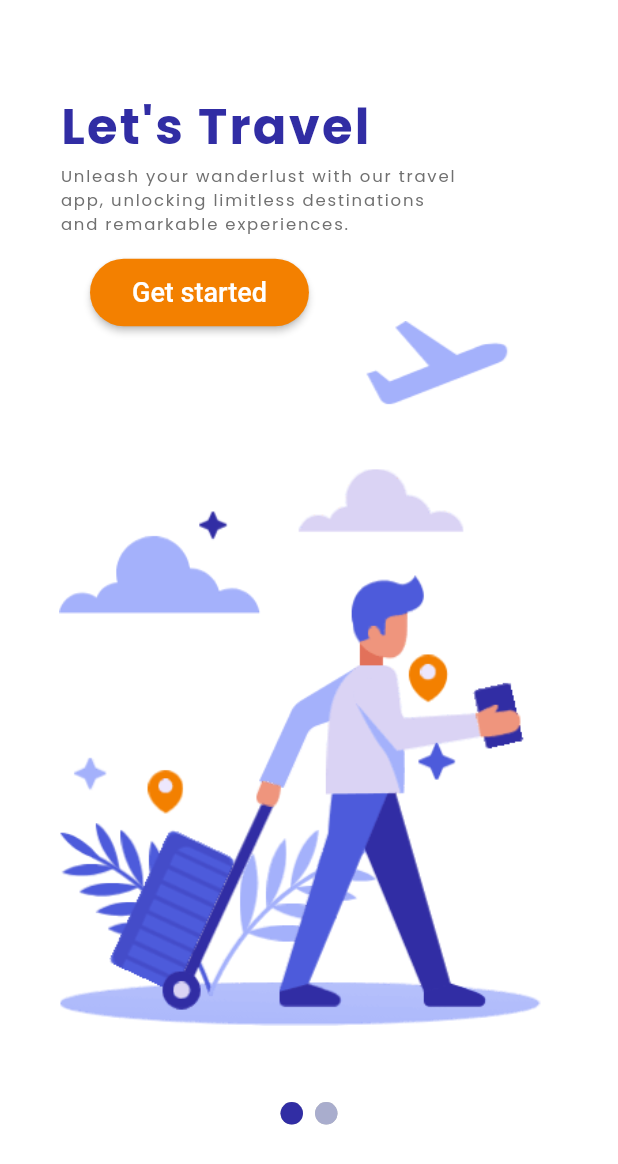
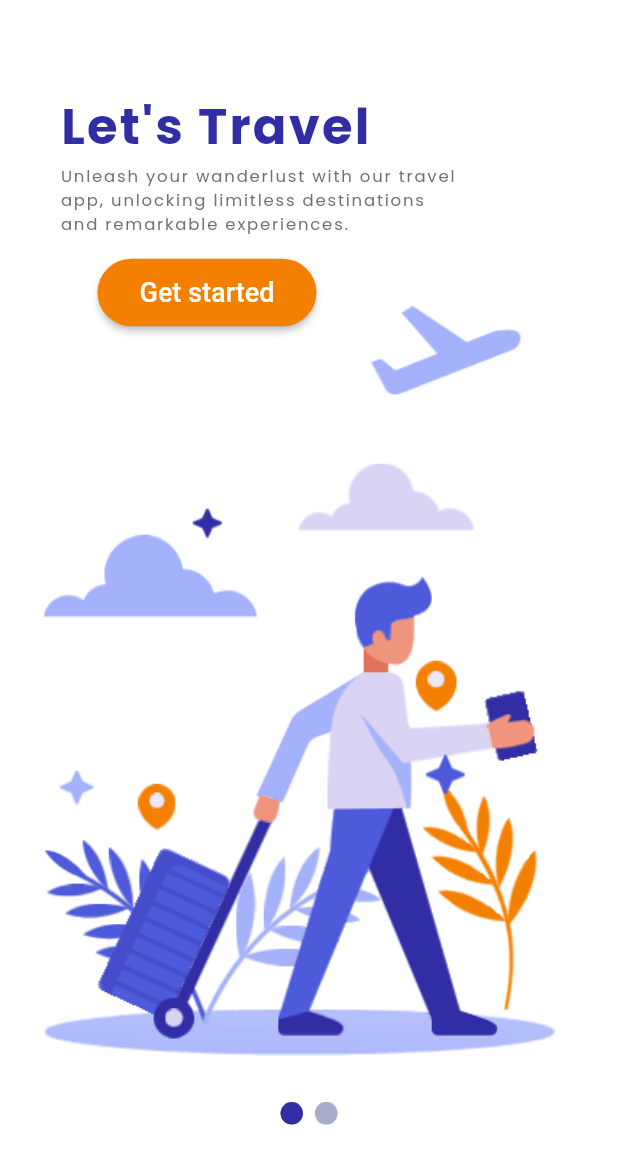
Before and after one commit to Wenster007/DreamTours-Travel-App, a Flutter app: the screen it shows after launch, after a tap on "Get started", on a phone screen of 412 x 824 dp. Shown: the top 1164 px of the screen. Run offline on Flutter 3.47's test engine with Material 2 defaults, Android fonts, the light colour scheme and no system bars; our stand-ins replace google_fonts.

Commit message:
created second welcome_screen_2_content.dart

```diff
--- a/lib/main.dart
+++ b/lib/main.dart
@@ -11,6 +11,7 @@ class MyApp extends StatelessWidget {
   @override
   Widget build(BuildContext context) {
     return const MaterialApp(
+      debugShowCheckedModeBanner: false,
       home: WelcomeScreen(),
     );
   }
--- a/lib/widgets/welcome_screen1_content.dart
+++ b/lib/widgets/welcome_screen1_content.dart
@@ -2,7 +2,6 @@ import 'package:flutter/material.dart';
 import 'package:google_fonts/google_fonts.dart';
 
 import '../constants/constant.dart';
-
 
 class WelcomeScreen1Content extends StatelessWidget {
   const WelcomeScreen1Content({Key? key}) : super(key: key);
@@ -44,17 +43,18 @@ class WelcomeScreen1Content extends StatelessWidget {
                 ),
                 Row(children: [
                   const SizedBox(
-                    width: 20,
+                    width: 25,
                   ),
                   MaterialButton(
-                    onPressed: () {},
+                    onPressed: () {
+                      //on get Started click button.
+                    },
                     color: const Color(0xFFF38000),
                     textColor: Colors.white,
                     padding: const EdgeInsets.symmetric(
                         vertical: 12, horizontal: 28),
                     shape: const RoundedRectangleBorder(
-                      borderRadius:
-                      BorderRadius.all(Radius.circular(30)),
+                      borderRadius: BorderRadius.all(Radius.circular(30)),
                     ),
                     child: const Text(
                       "Get started",
@@ -65,15 +65,17 @@ class WelcomeScreen1Content extends StatelessWidget {
               ],
             ),
           ),
+          Positioned( bottom: 150, right: 25, child: Image.asset("assets/images/welcome1/yellowleaf.png")),
           Positioned(
-              bottom: 140,
+              bottom: 120,
               left: -50,
               child: Image.asset(
                 "assets/images/welcome1/welcome1.png",
                 width: 500,
-                height: 470,
+                height: 500,
                 fit: BoxFit.contain,
               )),
+
         ]),
       ),
     );
--- a/lib/widgets/welcome_screen_2_content.dart
+++ b/lib/widgets/welcome_screen_2_content.dart
@@ -1,10 +1,83 @@
 import 'package:flutter/material.dart';
+import 'package:google_fonts/google_fonts.dart';
+
+import '../constants/constant.dart';
 
 class WelcomeScreen2Content extends StatelessWidget {
   const WelcomeScreen2Content({Key? key}) : super(key: key);
 
   @override
   Widget build(BuildContext context) {
-    return const Scaffold();
+    return SafeArea(
+      child: Container(
+        color: Colors.white,
+        child: Stack(children: [
+          Container(
+            padding: const EdgeInsets.only(left: 40),
+            width: 304,
+            child: Column(
+              crossAxisAlignment: CrossAxisAlignment.start,
+              children: [
+                const SizedBox(
+                  height: 60,
+                ),
+                Text(
+                  "Let's Travel",
+                  style: GoogleFonts.poppins(
+                    fontSize: 33,
+                    color: kPrimaryColor,
+                    fontWeight: FontWeight.w700,
+                    letterSpacing: 1.5,
+                  ),
+                ),
+                Text(
+                  "Unleash your wanderlust with our travel app, unlocking limitless destinations and remarkable experiences.",
+                  style: GoogleFonts.poppins(
+                    fontSize: 11,
+                    color: const Color(0xFF707070),
+                    letterSpacing: 1.2,
+                  ),
+                ),
+                const SizedBox(
+                  height: 14,
+                ),
+                Row(children: [
+                  const SizedBox(
+                    width: 25,
+                  ),
+                  MaterialButton(
+                    onPressed: () {
+                      //on get Started click button.
+                    },
+                    color: const Color(0xFFF38000),
+                    textColor: Colors.white,
+                    padding: const EdgeInsets.symmetric(
+                        vertical: 12, horizontal: 28),
+                    shape: const RoundedRectangleBorder(
+                      borderRadius: BorderRadius.all(Radius.circular(30)),
+                    ),
+                    child: const Text(
+                      "Get started",
+                      style: TextStyle(fontSize: 18),
+                    ),
+                  ),
+                ])
+              ],
+            ),
+          ),
+          Positioned( bottom: 150, right: 25, child: Image.asset("assets/images/welcome1/yellowleaf.png")),
+          Positioned(
+              bottom: 130,
+              left: -150,
+              child: Image.asset(
+                "assets/images/welcome2/welcome2.png",
+                width: 700,
+                height: 450,
+                fit: BoxFit.contain,
+              )),
+
+        ]),
+      ),
+    );;
   }
 }
--- a/pubspec.yaml
+++ b/pubspec.yaml
@@ -63,6 +63,7 @@ flutter:
   assets:
     - assets/images/
     - assets/images/welcome1/
+    - assets/images/welcome2/
   #   - images/a_dot_burr.jpeg
   #   - images/a_dot_ham.jpeg
 
```
Also changed, not shown: assets/images/welcome1/yellowleaf.png (added), assets/images/welcome2/welcome2.png (added).
